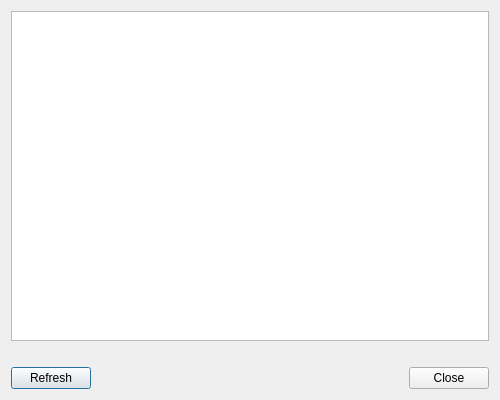
Old version of the form source/client/desktop/management/host_telemetry_dialog.ui in the repository dchapyshev/aspia.
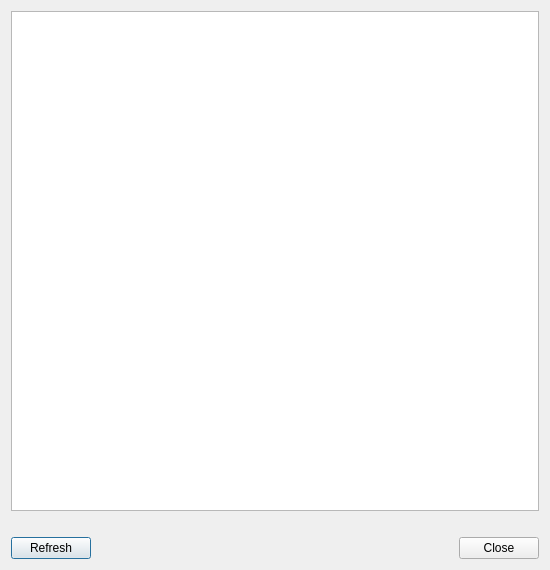
New version of the form. Custom widgets are drawn as their Qt base class.

```diff
--- a/source/client/desktop/management/host_telemetry_dialog.ui
+++ b/source/client/desktop/management/host_telemetry_dialog.ui
@@ -6,8 +6,8 @@
    <rect>
     <x>0</x>
     <y>0</y>
-    <width>500</width>
-    <height>400</height>
+    <width>550</width>
+    <height>570</height>
    </rect>
   </property>
   <property name="windowTitle">
```
Left out of the diff: 6 changed lines with no effect on the pictures.
